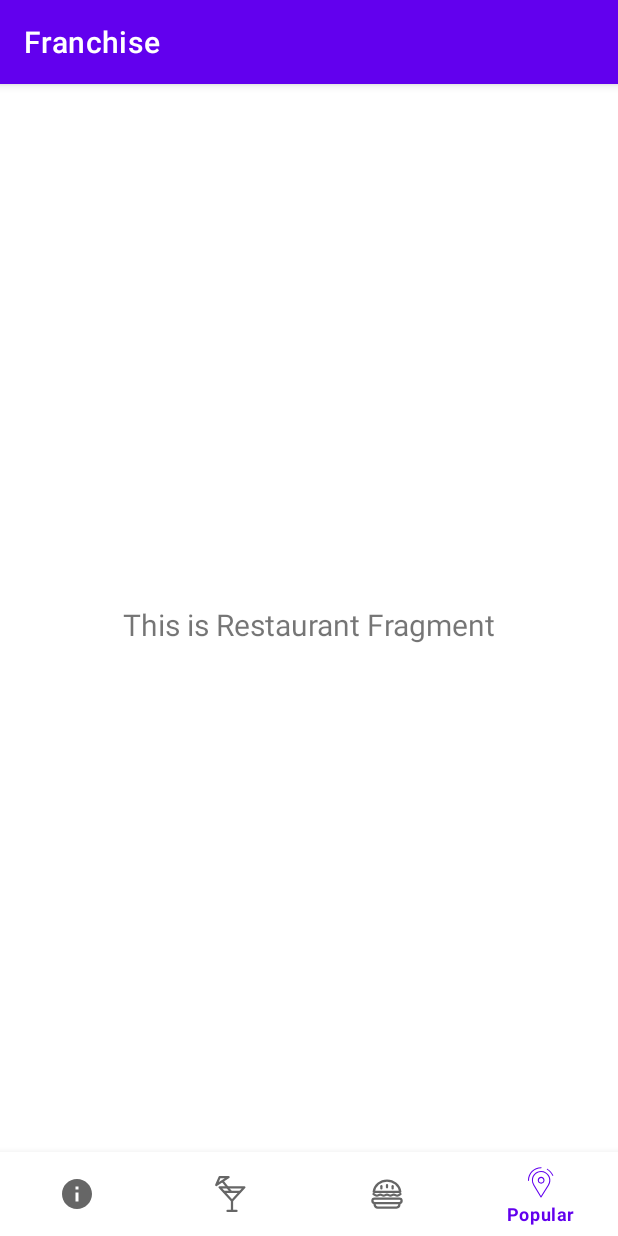
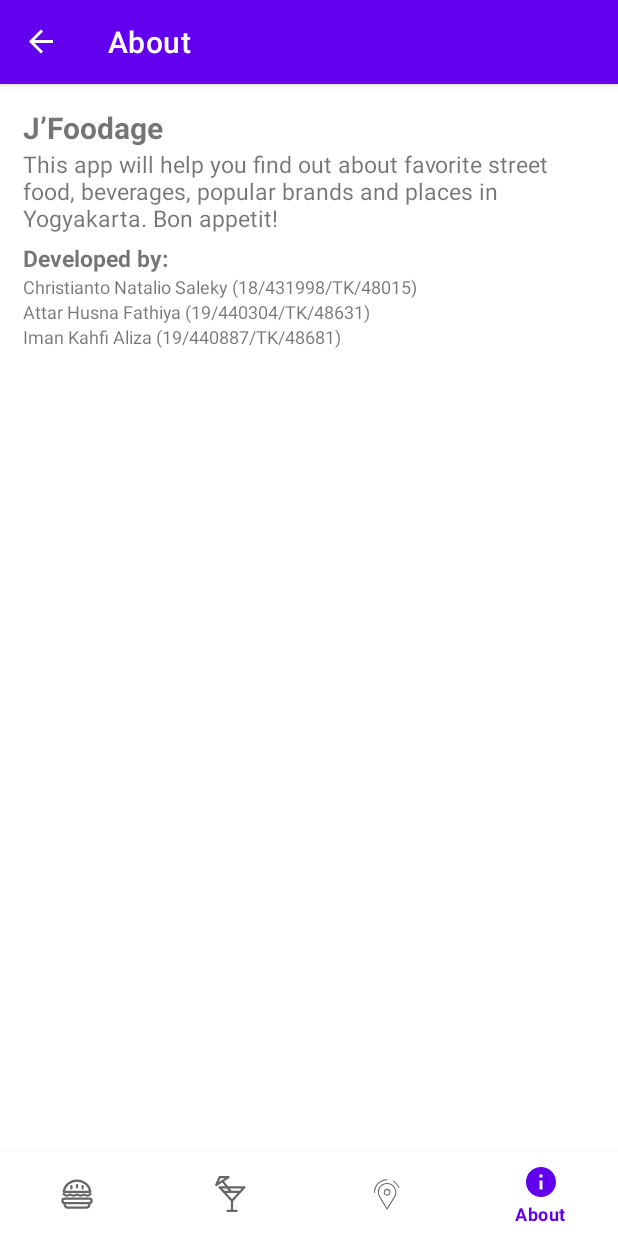
Before and after one commit to christiantonatalio/papb-team2, an Android app: the screen it shows after launch (MainActivity), item 4 of the bottom bar chosen, on a phone screen of 412 x 824 dp. Run offline under Robolectric (Android 15) with nearby library versions, the phone set to English and light mode, and no system bars; our stand-ins replace navigation-ui.

Commit message:
about bugs fixed

```diff
--- a/app/src/main/AndroidManifest.xml
+++ b/app/src/main/AndroidManifest.xml
@@ -9,9 +9,6 @@
         android:roundIcon="@mipmap/ic_launcher_round"
         android:supportsRtl="true"
         android:theme="@style/Theme.FoodApp">
-        <activity
-            android:name=".AboutActivity"
-            android:exported="true" />
         <activity
             android:name=".MainActivity"
             android:exported="true"
--- a/app/src/main/res/layout/fragment_about.xml
+++ b/app/src/main/res/layout/fragment_about.xml
@@ -4,19 +4,78 @@
     xmlns:tools="http://schemas.android.com/tools"
     android:layout_width="match_parent"
     android:layout_height="match_parent"
+    android:padding="15dp"
     tools:context=".ui.about.AboutFragment">
 
     <TextView
-        android:id="@+id/text_about"
-        android:layout_width="match_parent"
+        android:id="@+id/title"
+        android:layout_width="0dp"
         android:layout_height="wrap_content"
-        android:layout_marginStart="8dp"
-        android:layout_marginTop="8dp"
-        android:layout_marginEnd="8dp"
-        android:textAlignment="center"
+        android:gravity="left"
+        android:text="@string/app_name"
+        android:textStyle="bold"
+        android:backgroundTint="@color/black"
         android:textSize="20sp"
-        app:layout_constraintBottom_toBottomOf="parent"
         app:layout_constraintEnd_toEndOf="parent"
         app:layout_constraintStart_toStartOf="parent"
         app:layout_constraintTop_toTopOf="parent" />
+
+    <TextView
+        android:id="@+id/description"
+        android:layout_width="0dp"
+        android:layout_height="wrap_content"
+        android:gravity="left"
+        android:text="This app will help you find out about favorite street food, beverages, popular brands and places in Yogyakarta. Bon appetit!"
+        android:backgroundTint="@color/black"
+        android:textSize="15sp"
+        app:layout_constraintEnd_toEndOf="parent"
+        app:layout_constraintStart_toStartOf="parent"
+        app:layout_constraintTop_toBottomOf="@+id/title" />
+
+    <TextView
+        android:id="@+id/developed"
+        android:layout_width="0dp"
+        android:layout_height="wrap_content"
+        android:gravity="left"
+        android:text="Developed by:"
+        android:textStyle="bold"
+        android:backgroundTint="@color/black"
+        android:textSize="15sp"
+        android:layout_marginTop="5dp"
+        app:layout_constraintEnd_toEndOf="parent"
+        app:layout_constraintStart_toStartOf="parent"
+        app:layout_constraintTop_toBottomOf="@+id/description" />
+    <TextView
+        android:id="@+id/lio"
+        android:layout_width="0dp"
+        android:layout_height="wrap_content"
+        android:gravity="left"
+        android:text="Christianto Natalio Saleky (18/431998/TK/48015)"
+        android:backgroundTint="@color/black"
+        android:textSize="12sp"
+        app:layout_constraintEnd_toEndOf="parent"
+        app:layout_constraintStart_toStartOf="parent"
+        app:layout_constraintTop_toBottomOf="@+id/developed" />
+    <TextView
+        android:id="@+id/attar"
+        android:layout_width="0dp"
+        android:layout_height="wrap_content"
+        android:gravity="left"
+        android:text="Attar Husna Fathiya (19/440304/TK/48631)"
+        android:backgroundTint="@color/black"
+        android:textSize="12sp"
+        app:layout_constraintEnd_toEndOf="parent"
+        app:layout_constraintStart_toStartOf="parent"
+        app:layout_constraintTop_toBottomOf="@+id/lio" />
+    <TextView
+        android:id="@+id/kafi"
+        android:layout_width="0dp"
+        android:layout_height="wrap_content"
+        android:gravity="left"
+        android:text="Iman Kahfi Aliza (19/440887/TK/48681)"
+        android:backgroundTint="@color/black"
+        android:textSize="12sp"
+        app:layout_constraintEnd_toEndOf="parent"
+        app:layout_constraintStart_toStartOf="parent"
+        app:layout_constraintTop_toBottomOf="@+id/attar" />
 </androidx.constraintlayout.widget.ConstraintLayout>
--- a/app/src/main/res/menu/bottom_nav_menu.xml
+++ b/app/src/main/res/menu/bottom_nav_menu.xml
@@ -1,14 +1,12 @@
 <?xml version="1.0" encoding="utf-8"?>
 <menu
     xmlns:android="http://schemas.android.com/apk/res/android"
-    xmlns:app="http://schemas.android.com/apk/res-auto">>
-
+    xmlns:app="http://schemas.android.com/apk/res-auto">
 
     <item
-        android:id="@+id/about_app"
-        android:icon="@drawable/ic_info_black_24"
-        android:title="@string/title_about_app"
-        app:showAsAction="collapseActionView|always"/>
+        android:id="@+id/navigation_food"
+        android:icon="@drawable/ic_food"
+        android:title="@string/title_food" />
 
     <item
         android:id="@+id/navigation_beverage"
@@ -16,13 +14,13 @@
         android:title="@string/title_beverage" />
 
     <item
-        android:id="@+id/navigation_food"
-        android:icon="@drawable/ic_food"
-        android:title="@string/title_food" />
-
-    <item
         android:id="@+id/navigation_restaurant"
         android:icon="@drawable/ic_popular"
         android:title="@string/popular" />
 
+    <item
+        android:id="@+id/navigation_about"
+        android:icon="@drawable/ic_info_black_24"
+        android:title="@string/title_about" />
+
 </menu>
--- a/app/src/main/res/navigation/mobile_navigation.xml
+++ b/app/src/main/res/navigation/mobile_navigation.xml
@@ -6,16 +6,16 @@
     app:startDestination="@+id/navigation_food">
 
     <fragment
+        android:id="@+id/navigation_food"
+        android:name="com.example.foodapp.ui.food.FoodFragment"
+        android:label="@string/title_food"
+        tools:layout="@layout/fragment_food" />
+
+    <fragment
         android:id="@+id/navigation_beverage"
         android:name="com.example.foodapp.ui.beverage.BeverageFragment"
         android:label="@string/title_beverage"
         tools:layout="@layout/fragment_beverage" />
-
-    <fragment
-        android:id="@+id/navigation_food"
-        android:name="com.example.foodapp.ui.food.FoodFragment"
-        android:label="@string/title_food"
-        tools:layout="@layout/fragment_food" />
 
     <fragment
         android:id="@+id/navigation_restaurant"
@@ -23,4 +23,10 @@
         android:label="@string/title_restaurant"
         tools:layout="@layout/fragment_restaurant" />
 
+    <fragment
+        android:id="@+id/navigation_about"
+        android:name="com.example.foodapp.ui.about.AboutFragment"
+        android:label="@string/title_about"
+        tools:layout="@layout/fragment_about" />
+
 </navigation>
```
Also changed, not shown: app/src/main/java/com/example/foodapp/AboutActivity.kt (deleted, +0 -12 lines), app/src/main/java/com/example/foodapp/MainActivity.kt (+0 -9 lines), app/src/main/java/com/example/foodapp/ui/about/AboutFragment.kt (+5 -24 lines), app/src/main/res/layout/activity_about.xml (deleted, +0 -109 lines).
